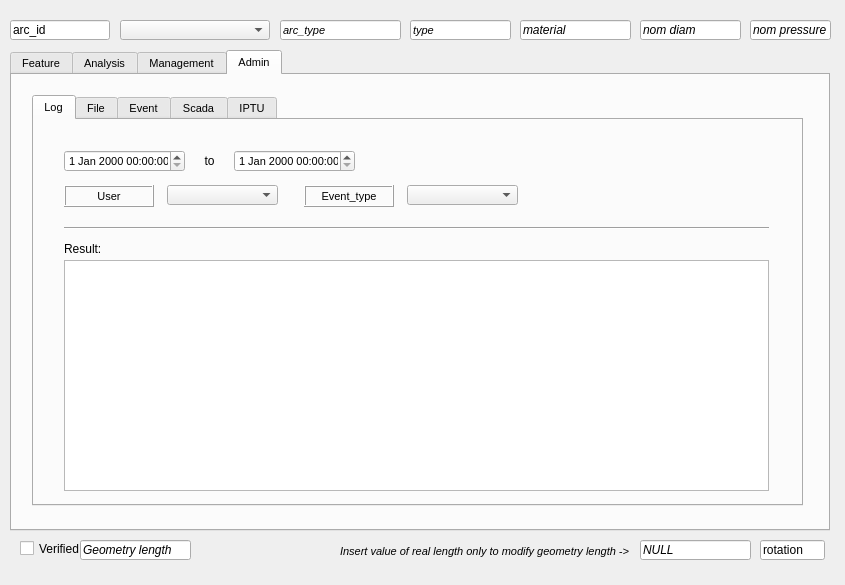
Old version of the form ui/ws_arc.ui in the repository Giswater/giswater_qgis_plugin.
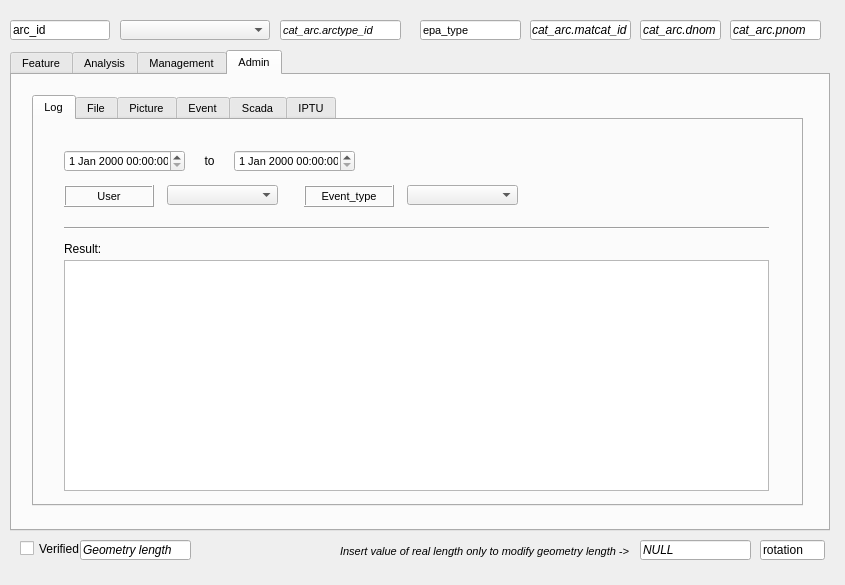
New version of the form. The open tabs and pages were chosen to show the change.

```diff
--- a/ui/ws_arc.ui
+++ b/ui/ws_arc.ui
@@ -3979,6 +3979,11 @@
        </property>
       </widget>
      </widget>
+     <widget class="QWidget" name="tab_16">
+      <attribute name="title">
+       <string>Picture</string>
+      </attribute>
+     </widget>
      <widget class="QWidget" name="tab_2">
       <attribute name="title">
        <string>Event</string>
@@ -4552,24 +4557,6 @@
     <string>rotation</string>
    </property>
   </widget>
-  <widget class="QLineEdit" name="lineEdit_28">
-   <property name="geometry">
-    <rect>
-     <x>520</x>
-     <y>20</y>
-     <width>111</width>
-     <height>20</height>
-    </rect>
-   </property>
-   <property name="font">
-    <font>
-     <italic>true</italic>
-    </font>
-   </property>
-   <property name="text">
-    <string>material</string>
-   </property>
-  </widget>
   <widget class="QComboBox" name="comboBox_21">
    <property name="geometry">
     <rect>
@@ -4580,24 +4567,6 @@
     </rect>
    </property>
   </widget>
-  <widget class="QLineEdit" name="lineEdit_44">
-   <property name="geometry">
-    <rect>
-     <x>640</x>
-     <y>20</y>
-     <width>101</width>
-     <height>20</height>
-    </rect>
-   </property>
-   <property name="font">
-    <font>
-     <italic>true</italic>
-    </font>
-   </property>
-   <property name="text">
-    <string>nom diam</string>
-   </property>
-  </widget>
   <widget class="QCheckBox" name="checkBox">
    <property name="geometry">
     <rect>
@@ -4611,50 +4580,12 @@
     <string>Verified</string>
    </property>
   </widget>
-  <widget class="QLineEdit" name="lineEdit_45">
-   <property name="geometry">
-    <rect>
-     <x>410</x>
-     <y>20</y>
-     <width>101</width>
-     <height>20</height>
-    </rect>
-   </property>
-   <property name="font">
-    <font>
-     <pointsize>8</pointsize>
-     <italic>true</italic>
-    </font>
-   </property>
-   <property name="text">
-    <string>type</string>
-   </property>
-  </widget>
-  <widget class="QLineEdit" name="lineEdit_34">
-   <property name="geometry">
-    <rect>
-     <x>280</x>
-     <y>20</y>
-     <width>121</width>
-     <height>20</height>
-    </rect>
-   </property>
-   <property name="font">
-    <font>
-     <pointsize>8</pointsize>
-     <italic>true</italic>
-    </font>
-   </property>
-   <property name="text">
-    <string>arc_type</string>
-   </property>
-  </widget>
   <widget class="QLineEdit" name="lineEdit_46">
    <property name="geometry">
     <rect>
-     <x>750</x>
+     <x>730</x>
      <y>20</y>
-     <width>81</width>
+     <width>91</width>
      <height>20</height>
     </rect>
    </property>
@@ -4664,7 +4595,7 @@
     </font>
    </property>
    <property name="text">
-    <string>nom pressure</string>
+    <string>cat_arc.pnom</string>
    </property>
   </widget>
   <widget class="QLineEdit" name="lineEdit_11">
@@ -4740,6 +4671,80 @@
     <number>3</number>
    </property>
   </widget>
+  <widget class="QLineEdit" name="lineEdit_44">
+   <property name="geometry">
+    <rect>
+     <x>640</x>
+     <y>20</y>
+     <width>81</width>
+     <height>20</height>
+    </rect>
+   </property>
+   <property name="font">
+    <font>
+     <italic>true</italic>
+    </font>
+   </property>
+   <property name="text">
+    <string>cat_arc.dnom</string>
+   </property>
+  </widget>
+  <widget class="QLineEdit" name="lineEdit_28">
+   <property name="geometry">
+    <rect>
+     <x>530</x>
+     <y>20</y>
+     <width>101</width>
+     <height>20</height>
+    </rect>
+   </property>
+   <property name="font">
+    <font>
+     <italic>true</italic>
+    </font>
+   </property>
+   <property name="text">
+    <string>cat_arc.matcat_id</string>
+   </property>
+  </widget>
+  <widget class="QLineEdit" name="lineEdit_50">
+   <property name="geometry">
+    <rect>
+     <x>280</x>
+     <y>20</y>
+     <width>121</width>
+     <height>20</height>
+    </rect>
+   </property>
+   <property name="font">
+    <font>
+     <pointsize>8</pointsize>
+     <italic>true</italic>
+    </font>
+   </property>
+   <property name="text">
+    <string>cat_arc.arctype_id</string>
+   </property>
+  </widget>
+  <widget class="QLineEdit" name="lineEdit_45">
+   <property name="geometry">
+    <rect>
+     <x>420</x>
+     <y>20</y>
+     <width>101</width>
+     <height>20</height>
+    </rect>
+   </property>
+   <property name="font">
+    <font>
+     <pointsize>8</pointsize>
+     <italic>false</italic>
+    </font>
+   </property>
+   <property name="text">
+    <string>epa_type</string>
+   </property>
+  </widget>
  </widget>
  <resources/>
  <connections/>
```
Left out of the diff: 8 changed lines with no effect on the pictures.
